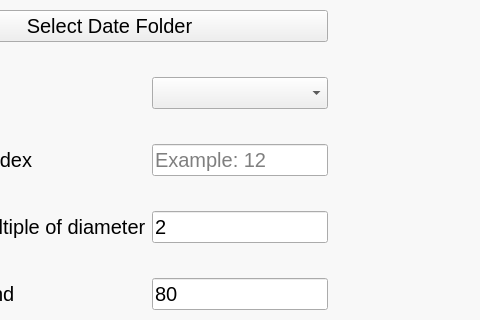
Above: IntelligentModelInterface.ui from duan-sm/softwareML before the change; both pictures show x 141 to 621 and y 131 to 451 of the 1004 by 760 pixel window. Below: the same form after it.
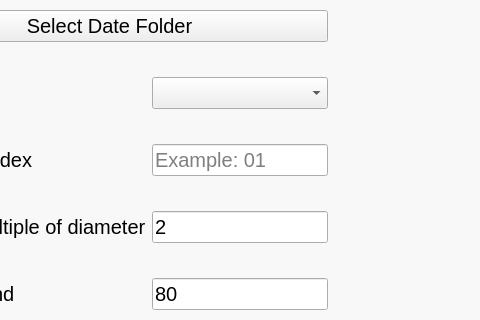
That is the form after the change. The open tabs and pages were chosen to show the change. Custom widgets are drawn as their Qt base class.

Diff of the .ui file:
```diff
--- a/IntelligentModelInterface.ui
+++ b/IntelligentModelInterface.ui
@@ -2850,7 +2850,7 @@
                   <string/>
                  </property>
                  <property name="placeholderText">
-                  <string>Example: 12</string>
+                  <string>Example: 01</string>
                  </property>
                 </widget>
                </item>
```
